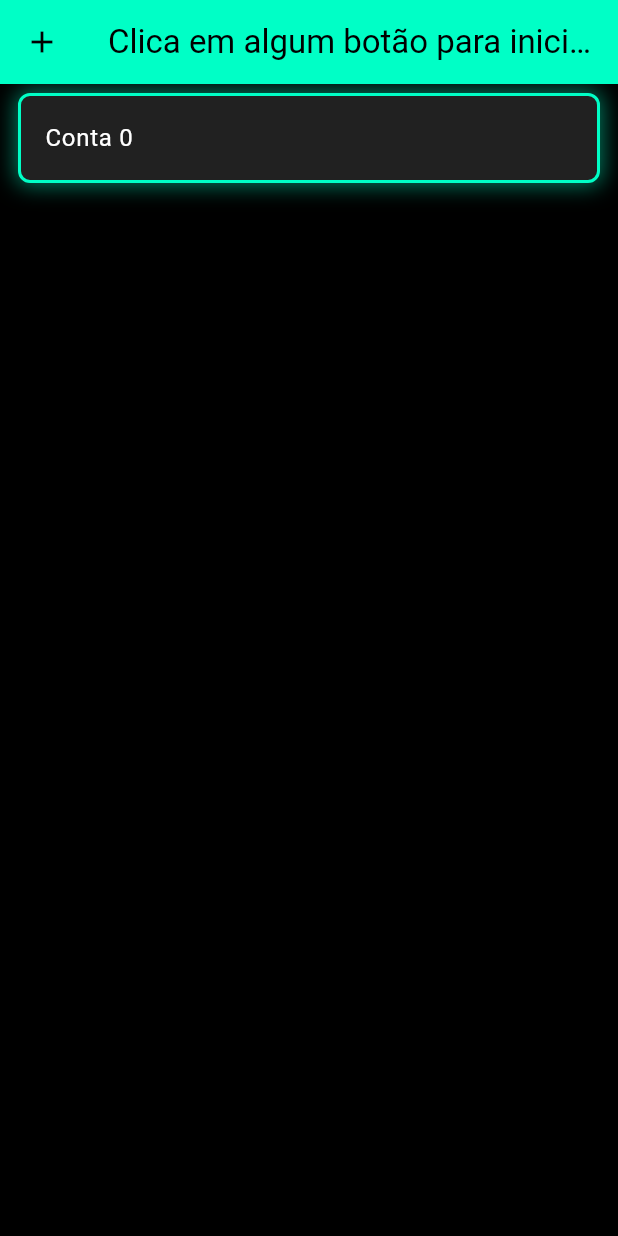
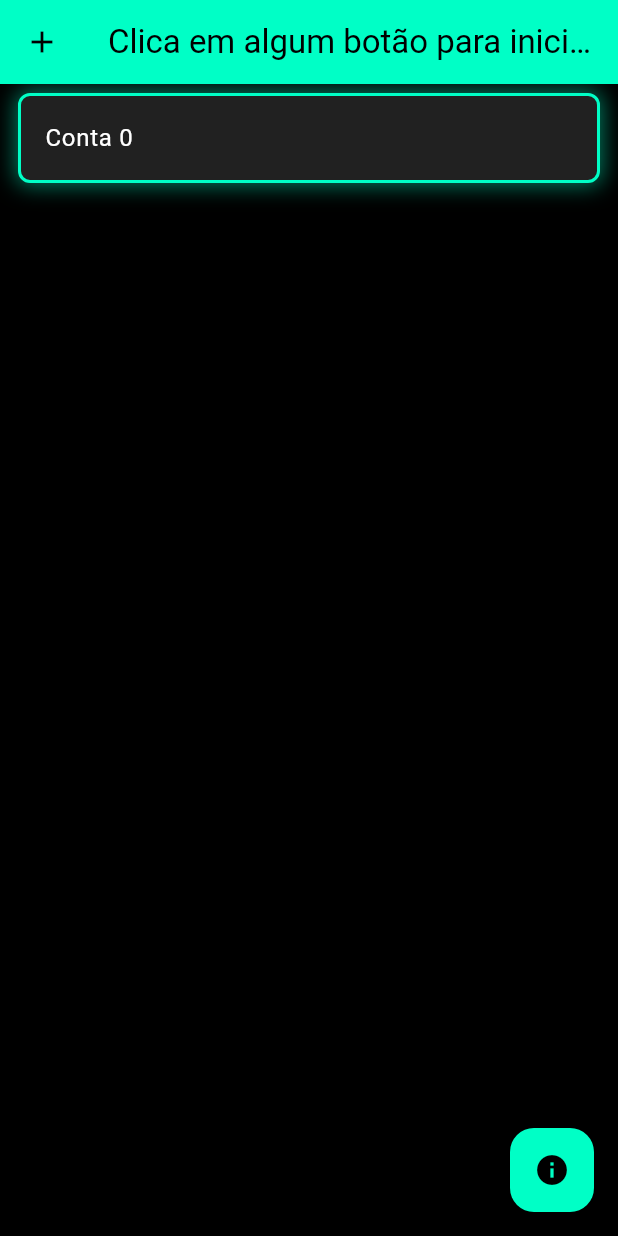
Before and after one commit to cristiano-istec/DDM-TP1-Cris-Joao-Joao, a Flutter app: the screen it shows after launch, on a phone screen of 412 x 824 dp. Run offline on Flutter 3.47's test engine with Material 3 defaults, Android fonts, the phone set to English and light mode, and no system bars; our stand-ins replace flutter_riverpod, fluttertoast.

Commit message:
Botão de info para saber como funciona o Home Screen (Melhoria do UX)

```diff
--- a/lib/screens/HomeScreen.dart
+++ b/lib/screens/HomeScreen.dart
@@ -31,6 +31,21 @@ class _HomeScreenState extends ConsumerState<HomeScreen> {
             });
           },
         ),
+      ),
+      floatingActionButton: FloatingActionButton(
+        backgroundColor: const Color(0xFF00FFC6),
+        foregroundColor: Colors.black,
+        onPressed: () {
+          ScaffoldMessenger.of(context).showSnackBar(
+            const SnackBar(
+              content: Text(
+                'Clique para editar as contas, segure para deletar uma conta',
+              ),
+              duration: Duration(seconds: 3),
+            ),
+          );
+        },
+        child: const Icon(Icons.info),
       ),
       body: CustomScrollView(
         center: centerKey,
```
